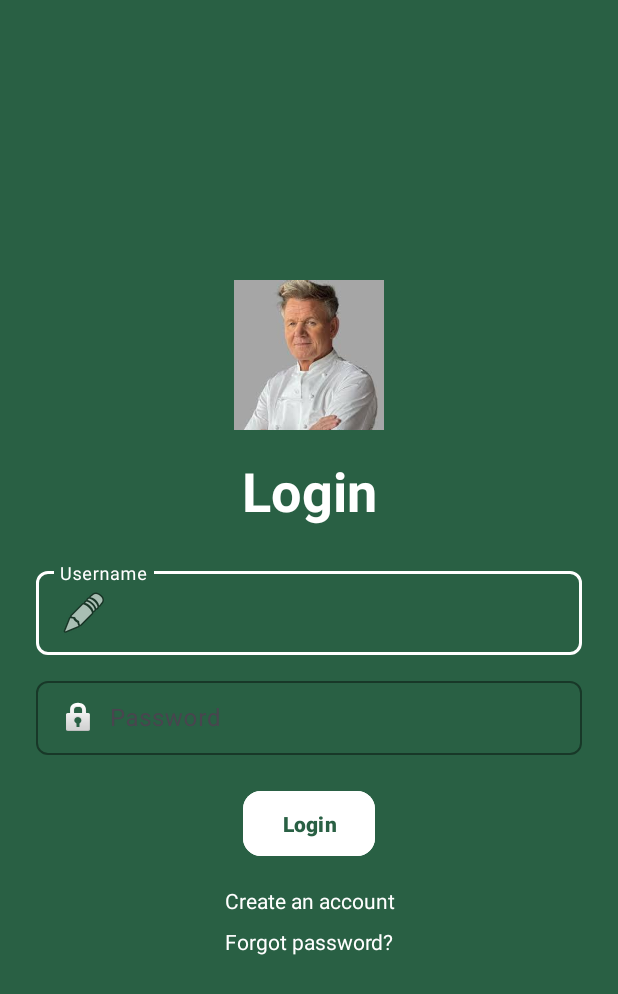
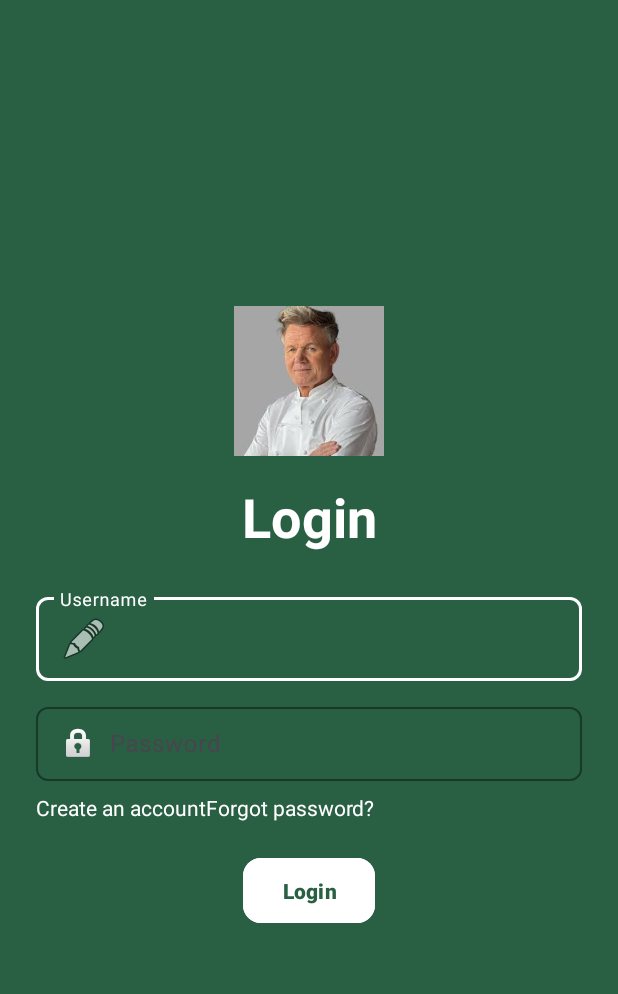
Before and after one commit to VuThanh2/RecipeApp, an Android app: the screen it shows after launch (LoginActivity), on a phone screen of 412 x 824 dp. Shown: the top 994 px of the screen. Run offline under Robolectric (Android 15) with nearby library versions, the phone set to English and light mode, and no system bars.

Commit message:
login + weeks's days UI

```diff
--- a/app/src/main/res/layout/activity_login.xml
+++ b/app/src/main/res/layout/activity_login.xml
@@ -76,6 +76,26 @@
             android:textColor="@android:color/white"
             android:textColorHint="@android:color/white" />
     </com.google.android.material.textfield.TextInputLayout>
+    <LinearLayout
+        android:layout_width="match_parent"
+        android:layout_height="wrap_content"
+        android:orientation="horizontal">
+        <TextView
+            android:id="@+id/txtRegister"
+            android:layout_width="wrap_content"
+            android:layout_height="wrap_content"
+            android:text="Create an account"
+            android:textColor="@android:color/white"
+            android:layout_marginTop="8dp" />
+
+        <TextView
+            android:id="@+id/txtForgotPassword"
+            android:layout_width="wrap_content"
+            android:layout_height="wrap_content"
+            android:text="Forgot password?"
+            android:textColor="@android:color/white"
+            android:layout_marginTop="8dp" />
+    </LinearLayout>
 
     <Button
         android:id="@+id/btnLogin"
@@ -91,21 +111,5 @@
         android:textColor="@color/green_primary"
         android:padding="12dp" />
 
-    <TextView
-        android:id="@+id/txtRegister"
-        android:layout_width="match_parent"
-        android:layout_height="wrap_content"
-        android:text="Create an account"
-        android:textAlignment="center"
-        android:textColor="@android:color/white"
-        android:layout_marginTop="16dp" />
 
-    <TextView
-        android:id="@+id/txtForgotPassword"
-        android:layout_width="match_parent"
-        android:layout_height="wrap_content"
-        android:text="Forgot password?"
-        android:textAlignment="center"
-        android:textColor="@android:color/white"
-        android:layout_marginTop="8dp" />
 </LinearLayout>
--- a/app/src/main/res/layout/item_day_row.xml
+++ b/app/src/main/res/layout/item_day_row.xml
@@ -9,11 +9,10 @@
 
     <TextView
         android:id="@+id/tvDay"
-        android:layout_width="wrap_content"
+        android:layout_width="50dp"
         android:layout_height="36dp"
         android:gravity="center"
         android:textStyle="bold"
-        android:text="Sunday"
         android:background="@color/green_medium"
         android:textColor="@android:color/white"
         android:layout_marginEnd="8dp"
```
